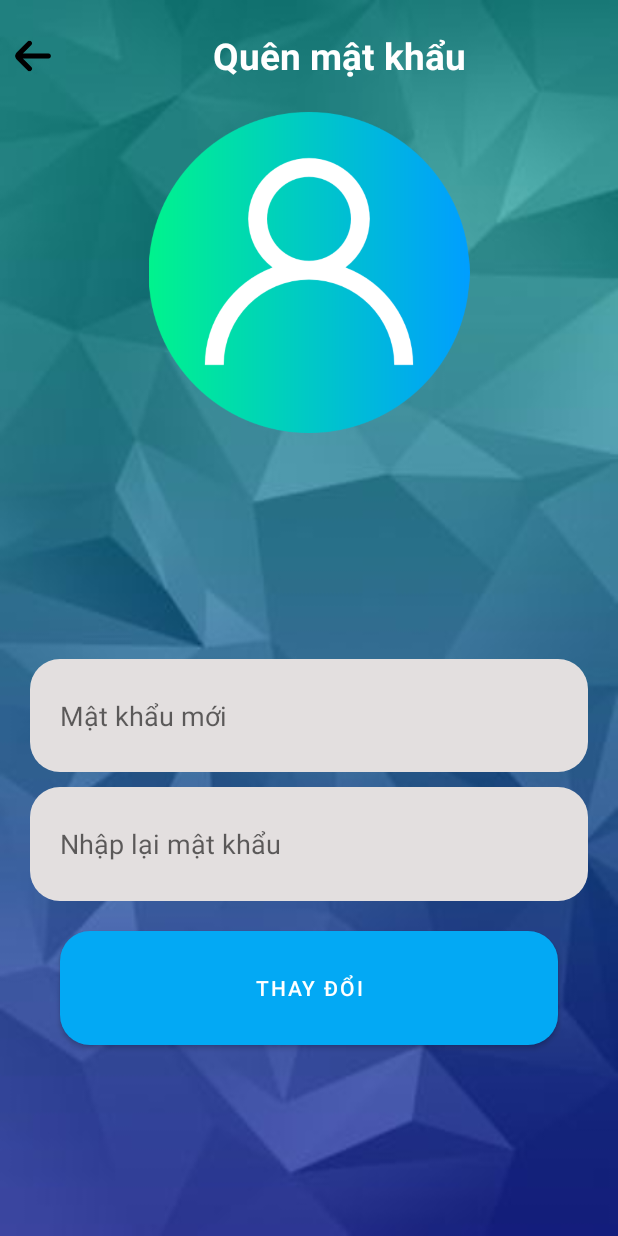
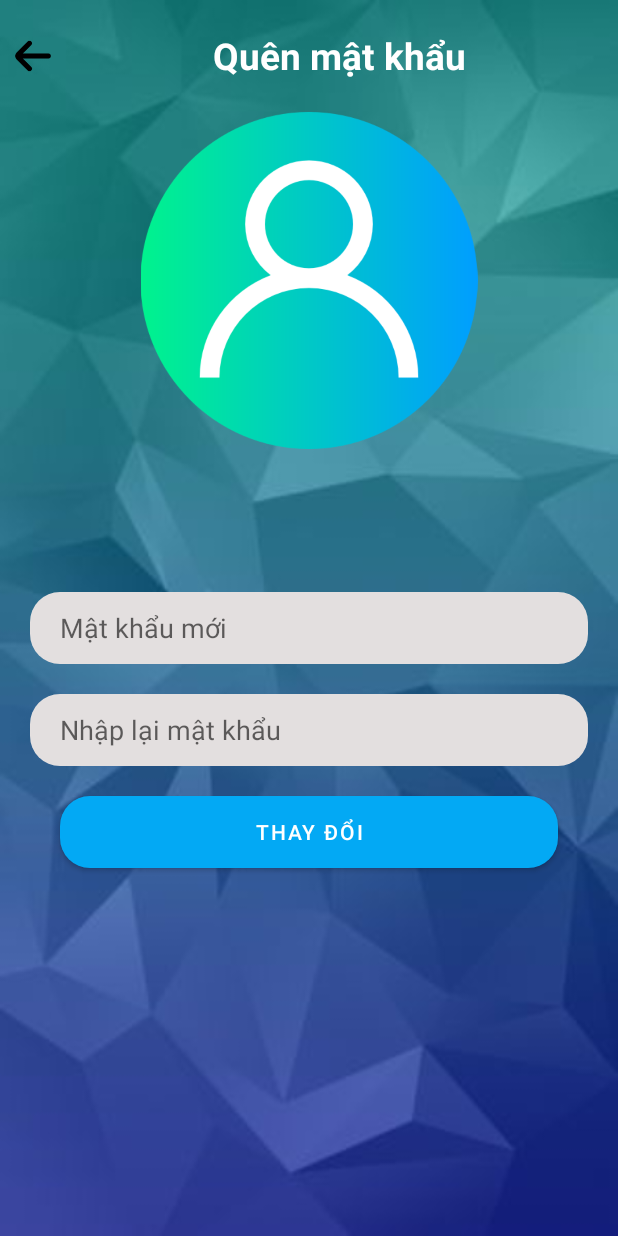
Before and after one commit to danhhohoang/AppNhaTro, an Android app: the layout layout_activity_resetpassword_change.xml on its own in the app's theme, with its tools: preview values and no code run, on a phone screen of 412 x 824 dp. Run offline under Robolectric (Android 15) with nearby library versions, the phone set to English and light mode, and no system bars.

Commit message:
fix and create themes style

```diff
--- a/app/src/main/res/layout/layout_activity_resetpassword_change.xml
+++ b/app/src/main/res/layout/layout_activity_resetpassword_change.xml
@@ -10,7 +10,7 @@
         android:layout_width="match_parent"
         android:layout_height="0dp"
         android:layout_weight="1"
-        android:gravity="center"
+        style="@style/al_Lineartop_change"
         android:orientation="horizontal">
         <ImageView
             android:layout_width="0dp"
@@ -31,13 +31,12 @@
         android:layout_width="match_parent"
         android:layout_height="0dp"
         android:layout_weight="10"
-        android:layout_marginLeft="20dp"
-        android:layout_marginRight="20dp"
+        style="@style/al_Linearmid_change"
         android:orientation="vertical">
         <ImageView
             android:layout_width="match_parent"
             android:layout_height="0dp"
-            android:layout_weight="2"
+            android:layout_weight="3"
             android:src="@drawable/ic_user"/>
         <LinearLayout
             android:layout_width="match_parent"
@@ -48,29 +47,29 @@
             <TextView
                 android:layout_width="match_parent"
                 android:layout_height="0dp"
-                android:layout_weight="2"/>
+                android:layout_weight="3"/>
         <EditText
             android:id="@+id/txtMatKhauMoi"
             android:layout_width="match_parent"
             android:layout_height="0dp"
-            android:layout_weight="1"
+            android:layout_weight="1.5"
             android:background="@drawable/txt_background_login"
             android:hint="Mật khẩu mới"
             android:paddingLeft="20dp"/>
         <EditText
             android:id="@+id/txtNhapLaiMatKhauMoi"
-            android:layout_marginTop="10dp"
+            android:layout_marginTop="20dp"
             android:layout_width="match_parent"
             android:layout_height="0dp"
             android:background="@drawable/txt_background_login"
-            android:layout_weight="1"
+            android:layout_weight="1.5"
             android:hint="Nhập lại mật khẩu"
             android:paddingLeft="20dp"/>
             <Button
                 android:id="@+id/btnLuuMatKhauMoi"
                 android:layout_width="match_parent"
                 android:layout_height="0dp"
-                android:layout_weight="1"
+                android:layout_weight="1.5"
                 android:background="@drawable/btn_login"
                 app:backgroundTint="@null"
                 android:layout_margin="20dp"
--- /dev/null
+++ b/app/src/main/res/values/themes_resetpassword_change.xml
@@ -0,0 +1,12 @@
+<?xml version="1.0" encoding="utf-8"?>
+<resources>
+    <style name="al_Lineartop_change">
+        <item name="android:weightSum">10</item>
+        <item name="android:gravity">center</item>
+    </style>
+    <style name="al_Linearmid_change">
+        <item name="android:weightSum">10</item>
+        <item name="android:layout_marginLeft">20dp</item>
+        <item name="android:layout_marginRight">20dp</item>
+    </style>
+</resources>
```
Also changed, not shown: app/src/main/res/layout/layout_activity_resetpassword_otp.xml (+10 -12 lines), app/src/main/res/layout/layout_activity_tenant_post_details.xml (+22 -36 lines), app/src/main/res/values/themes_resetpassword_otp.xml (added, +15 -0 lines), app/src/main/res/values/themes_tenant_post_details.xml (added, +18 -0 lines).
